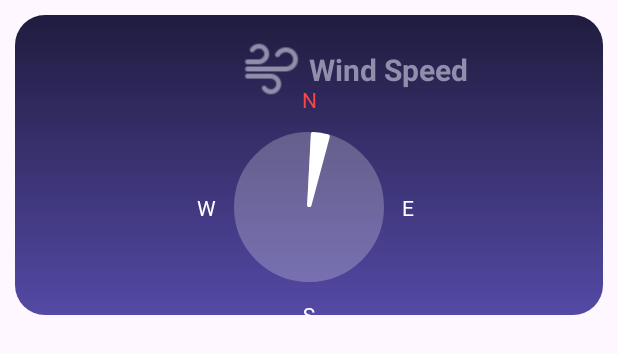
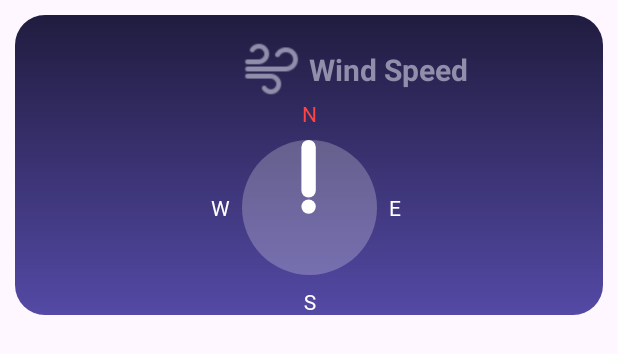
Before and after one commit to Filo-patir/WeatherForecastApp, an Android app: the layout winspeed_item.xml on its own in the app's theme, with its tools: preview values and no code run, on a phone screen of 412 x 824 dp. Shown: the top 354 px of the screen. Run offline under Robolectric (Android 15) with nearby library versions, the phone set to English and light mode, and no system bars.

Commit message:
done with the wind speed item

```diff
--- /dev/null
+++ b/app/src/main/res/drawable/wind_speed_indicator.xml
@@ -0,0 +1,26 @@
+<?xml version="1.0" encoding="utf-8"?>
+<layer-list xmlns:android="http://schemas.android.com/apk/res/android">
+    <item
+        android:width="50dp"
+        android:height="50dp">
+        <shape android:shape="oval">
+            <solid android:color="@color/forecast_background_color" />
+            <size android:width="5dp" android:height="5dp" />
+        </shape>
+    </item>
+    <item
+        android:gravity="center">
+        <shape android:shape="oval">
+            <solid android:color="@color/white" />
+            <size android:width="5dp" android:height="5dp" />
+        </shape>
+    </item>
+    <item
+        android:gravity="center|top">
+        <shape android:shape="rectangle">
+            <solid android:color="@color/white" />
+            <corners android:radius="50dp" />
+            <size android:width="5dp" android:height="21dp" />
+        </shape>
+    </item>
+</layer-list>
--- a/app/src/main/res/layout/winspeed_item.xml
+++ b/app/src/main/res/layout/winspeed_item.xml
@@ -34,31 +34,32 @@
         android:orientation="vertical"
         app:layout_constraintGuide_percent="0.5" />
 
-    <com.google.android.material.progressindicator.CircularProgressIndicator
-        android:id="@+id/circularProgressBar"
-        style="@style/Widget.Material3.CircularProgressIndicator.Small"
-        android:layout_width="wrap_content"
-        android:layout_height="wrap_content"
-        android:layout_gravity="center"
-        android:indeterminate="false"
-        android:progress="5"
-        app:indeterminate="false"
-        app:indicatorColor="@color/white"
-        app:indicatorDirectionCircular="clockwise"
-        app:indicatorTrackGapSize="0dp"
-        app:layout_constraintBottom_toBottomOf="parent"
-        app:layout_constraintEnd_toEndOf="@id/guideline2"
-        app:layout_constraintStart_toStartOf="@id/guideline2"
-        app:layout_constraintTop_toBottomOf="@+id/imageView3"
-        app:trackColor="@color/forecast_background_color"
-        app:trackThickness="50dp" />
+<!--    <com.google.android.material.progressindicator.CircularProgressIndicator-->
+<!--        android:id="@+id/circularProgressBar"-->
+<!--        style="@style/Widget.Material3.CircularProgressIndicator.Small"-->
+<!--        android:layout_width="wrap_content"-->
+<!--        android:layout_height="wrap_content"-->
+<!--        android:layout_gravity="center"-->
+<!--        android:indeterminate="false"-->
+<!--        android:progress="4"-->
+<!--        android:rotation="355"-->
+<!--        app:indeterminate="false"-->
+<!--        app:indicatorColor="@color/white"-->
+<!--        app:indicatorDirectionCircular="clockwise"-->
+<!--        app:indicatorTrackGapSize="0dp"-->
+<!--        app:layout_constraintBottom_toBottomOf="parent"-->
+<!--        app:layout_constraintEnd_toEndOf="@id/guideline2"-->
+<!--        app:layout_constraintStart_toStartOf="@id/guideline2"-->
+<!--        app:layout_constraintTop_toBottomOf="@+id/imageView3"-->
+<!--        app:trackColor="@color/forecast_background_color"-->
+<!--        app:trackThickness="40dp" />-->
 
     <TextView
         android:id="@+id/textView3"
         android:layout_width="wrap_content"
         android:layout_height="wrap_content"
         android:layout_marginStart="8dp"
-        android:text="E"
+        android:text="@string/e"
         android:textSize="14sp"
         app:layout_constraintBottom_toBottomOf="@+id/circularProgressBar"
         app:layout_constraintStart_toEndOf="@+id/circularProgressBar"
@@ -69,7 +70,7 @@
         android:layout_width="wrap_content"
         android:layout_height="wrap_content"
         android:layout_marginBottom="8dp"
-        android:text="N"
+        android:text="@string/n"
         android:textColor="@android:color/holo_red_light"
         android:textSize="14sp"
         app:layout_constraintBottom_toTopOf="@+id/circularProgressBar"
@@ -81,7 +82,7 @@
         android:layout_width="wrap_content"
         android:layout_height="wrap_content"
         android:layout_marginEnd="8dp"
-        android:text="W"
+        android:text="@string/w"
         android:textSize="14sp"
         app:layout_constraintBottom_toBottomOf="@+id/circularProgressBar"
         app:layout_constraintEnd_toStartOf="@+id/circularProgressBar"
@@ -92,9 +93,21 @@
         android:layout_width="wrap_content"
         android:layout_height="wrap_content"
         android:layout_marginTop="8dp"
-        android:text="S"
+        android:text="@string/s"
         android:textSize="14sp"
         app:layout_constraintEnd_toEndOf="@+id/circularProgressBar"
         app:layout_constraintStart_toStartOf="@+id/circularProgressBar"
         app:layout_constraintTop_toBottomOf="@+id/circularProgressBar" />
+
+    <ImageView
+        android:id="@+id/circularProgressBar"
+        android:layout_width="90dp"
+        android:layout_height="90dp"
+        app:layout_constraintBottom_toBottomOf="parent"
+        app:layout_constraintEnd_toEndOf="@id/guideline2"
+        app:layout_constraintStart_toStartOf="@id/guideline2"
+        app:layout_constraintTop_toBottomOf="@+id/imageView3"
+        app:srcCompat="@drawable/wind_speed_indicator"
+        tools:layout_editor_absoluteX="117dp"
+        tools:layout_editor_absoluteY="80dp" />
 </androidx.constraintlayout.widget.ConstraintLayout>
--- a/app/src/main/res/values/strings.xml
+++ b/app/src/main/res/values/strings.xml
@@ -12,4 +12,8 @@
     <string name="pressure">Pressure</string>
     <string name="sun_rise">Sunrise</string>
     <string name="sunset">Sunset</string>
+    <string name="s">S</string>
+    <string name="w">W</string>
+    <string name="n">N</string>
+    <string name="e">E</string>
 </resources>
```
